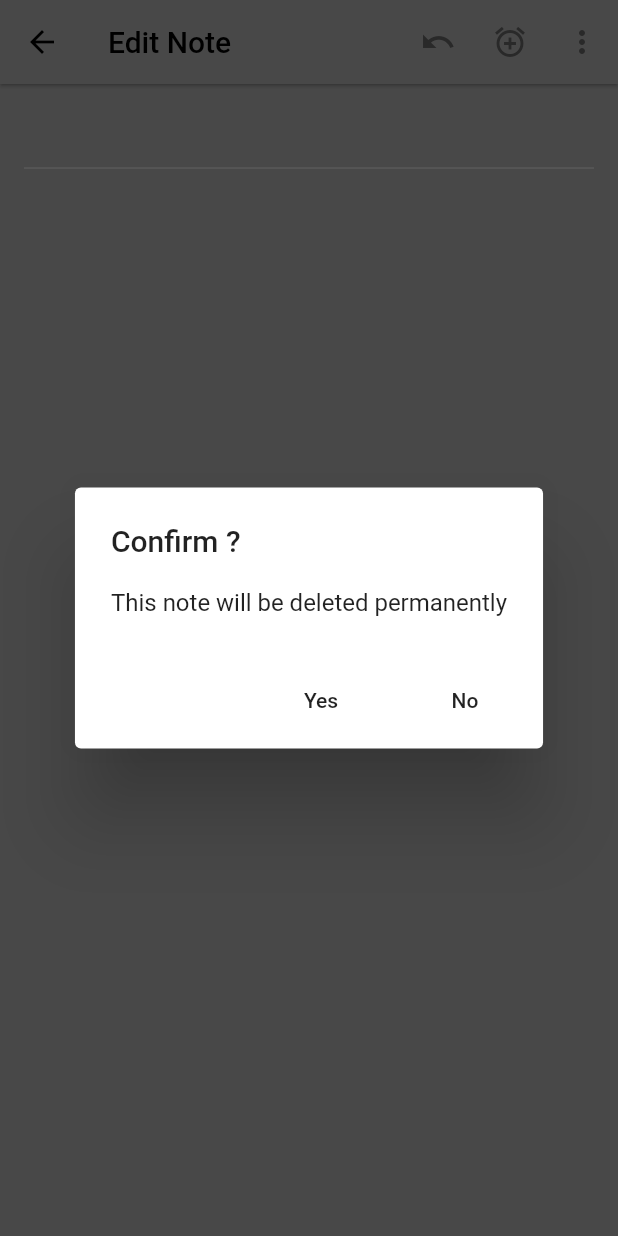
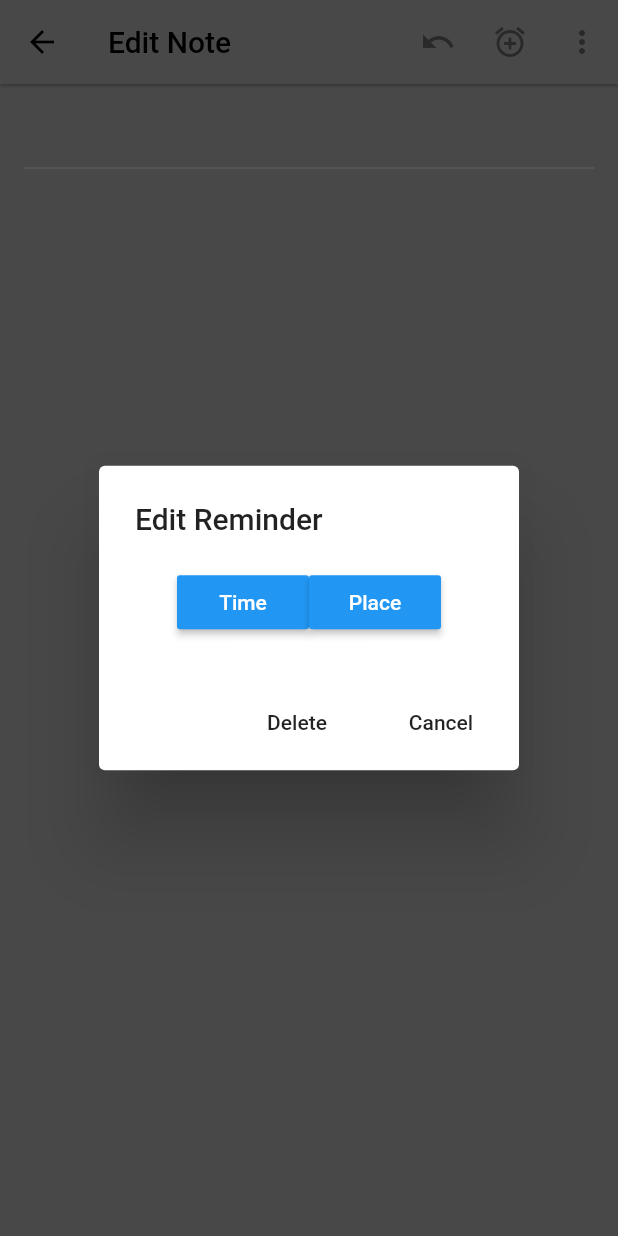
Before and after one commit to seyahdoo/dnotes, a Flutter app: the NotePage screen opened directly with empty values, after a tap on the "alarm add" icon, on a phone screen of 412 x 824 dp. Run offline on Flutter 3.47's test engine with Material 2 defaults, Android fonts, the phone set to English and light mode, and no system bars; our stand-ins replace auto_size_text, flutter_datetime_picker, flutter_local_notifications, share, sqflite; accounts and stored records are empty.

Commit message:
implemented reminder by time

```diff
--- a/lib/Models/Note.dart
+++ b/lib/Models/Note.dart
@@ -9,20 +9,20 @@ class Note {
   DateTime date_created;
   DateTime date_last_edited;
   Color note_color;
-  int is_archived = 0;
+  DateTime reminder_time;
 
-  Note(this.id, this.title, this.content, this.date_created, this.date_last_edited,this.note_color);
+
+  Note(this.id, this.title, this.content, this.date_created, this.date_last_edited,this.note_color, this.reminder_time);
 
 
   Map<String, dynamic> toMap(bool forUpdate) {
     var data = {
-//      'id': id,  since id is auto incremented in the database we don't need to send it to the insert query.
       'title': utf8.encode(title),
       'content': utf8.encode( content ),
       'date_created': epochFromDate( date_created ),
       'date_last_edited': epochFromDate( date_last_edited ),
       'note_color': note_color.value,
-      'is_archived': is_archived  //  for later use for integrating archiving
+      'reminder_time': epochFromDate( reminder_time ),
     };
     if(forUpdate){
       data["id"] = this.id;
@@ -35,9 +35,6 @@ int epochFromDate(DateTime dt) {
       return dt.millisecondsSinceEpoch ~/ 1000 ;
   }
 
-void archiveThisNote() {
-      is_archived = 1;
-}
 
   // overriding toString() of the note class to print a better debug description of this custom class
   @override toString() {
@@ -48,7 +45,7 @@ void archiveThisNote() {
       'date_created': epochFromDate( date_created ),
       'date_last_edited': epochFromDate( date_last_edited ),
       'note_color': note_color.toString(),
-    'is_archived':is_archived
+      'reminder_time': epochFromDate( reminder_time ),
     }.toString();
   }
 
--- a/lib/Models/SqliteHandler.dart
+++ b/lib/Models/SqliteHandler.dart
@@ -17,7 +17,7 @@ class NotesDBHandler {
     "date_created": "INTEGER",
     "date_last_edited": "INTEGER",
     "note_color": "INTEGER",
-    "is_archived": "INTEGER"
+    "reminder_time": "INTEGER",
   };
 
 
@@ -110,9 +110,7 @@ class NotesDBHandler {
   Future<List<Map<String,dynamic>>> selectAllNotes() async {
     final Database db = await database;
     // query all the notes sorted by last edited
-    var data = await db.query("notes", orderBy: "date_last_edited desc",
-        where: "is_archived = ?",
-        whereArgs: [0]);
+    var data = await db.query("notes", orderBy: "date_last_edited desc");
 
     return data;
 
--- a/lib/ViewControllers/HomePage.dart
+++ b/lib/ViewControllers/HomePage.dart
@@ -64,7 +64,7 @@ class _HomePageState extends State<HomePage> {
 
   void _newNoteTapped(BuildContext ctx) {
     // "-1" id indicates the note is not new
-    var emptyNote = new Note(-1, "", "", DateTime.now(), DateTime.now(), Colors.white);
+    var emptyNote = new Note(-1, "", "", DateTime.now(), DateTime.now(), Colors.white, DateTime.now());
     Navigator.push(ctx,MaterialPageRoute(builder: (ctx) => NotePage(emptyNote)));
   }
 
--- a/lib/ViewControllers/NotePage.dart
+++ b/lib/ViewControllers/NotePage.dart
@@ -6,6 +6,8 @@ import '../Models/Utility.dart';
 import '../Views/MoreOptionsSheet.dart';
 import 'package:share/share.dart';
 import 'package:flutter/services.dart';
+import 'package:flutter_datetime_picker/flutter_datetime_picker.dart';
+import 'package:flutter_local_notifications/flutter_local_notifications.dart';
 
 class NotePage extends StatefulWidget {
   final Note noteInEditing;
@@ -73,7 +75,7 @@ class _NotePageState extends State<NotePage> {
           leading: BackButton(
             color: Colors.black,
           ),
-          actions: _archiveAction(context),
+          actions: _topMenuBuilder(context),
           elevation: 1,
           backgroundColor: note_color,
           title: _pageTitle(),
@@ -99,7 +101,7 @@ class _NotePageState extends State<NotePage> {
           Flexible(
             child: Container(
                 padding: EdgeInsets.all(5),
-//          decoration: BoxDecoration(border: Border.all(color: CentralStation.borderColor,width: 1 ),borderRadius: BorderRadius.all(Radius.circular(10)) ),
+                  //decoration: BoxDecoration(border: Border.all(color: CentralStation.borderColor,width: 1 ),borderRadius: BorderRadius.all(Radius.circular(10)) ),
                   child: EditableText(
                     onChanged: (str) => {updateNoteObject()},
                     maxLines: null,
@@ -148,7 +150,7 @@ class _NotePageState extends State<NotePage> {
 
 
 
-  List<Widget> _archiveAction(BuildContext context) {
+  List<Widget> _topMenuBuilder(BuildContext context) {
     List<Widget> actions = [];
 
     if (widget.noteInEditing.id != -1) {
@@ -166,7 +168,8 @@ class _NotePageState extends State<NotePage> {
       ));
     }
 
-    actions.add(Padding(
+    actions.add(
+      Padding(
         padding: EdgeInsets.symmetric(horizontal: 12),
         child: InkWell(
           child: GestureDetector(
@@ -211,32 +214,65 @@ class _NotePageState extends State<NotePage> {
         });
   }
 
+
   void reminderMenu(BuildContext context) {
     showDialog(
       context: context,
       builder: (BuildContext context) {
-        return AlertDialog(
-          title: Text("Confirm ?"),
-          content: Text("This note will be deleted permanently"),
+        var al = AlertDialog(
+          title: Text("Edit Reminder"),
+          content: Row(
+            mainAxisAlignment: MainAxisAlignment.center,
+            children: <Widget>[
+              RaisedButton(
+                onPressed: ()  {
+                  DatePicker.showDateTimePicker(
+                    context,
+                    showTitleActions: true,
+                    currentTime: DateTime.now(),
+                    locale: LocaleType.tr,
+                    onConfirm: (date) {
+                      print('confirm $date');
+                      updateReminder(date);
+                      Navigator.of(context).pop();
+                    },
+                  );
+                },
+                color: Colors.blue,
+                child: Text("Time", style: TextStyle(color: Colors.white))),
+              RaisedButton(
+                  onPressed: ()  {
+
+
+                  },
+                  color: Colors.blue,
+                  child: Text("Place", style: TextStyle(color: Colors.white))),
+            ],
+          ),
           actions: <Widget>[
             FlatButton(
               onPressed: ()  {
-                  _persistenceTimer.cancel();
-                  var noteDB = NotesDBHandler();
                 Navigator.of(context).pop();
-                  noteDB.deleteNote(_editableNote);
-                  CentralStation.updateNeeded = true;
-
-                  Navigator.of(context).pop();
-
               },
-                child: Text("Yes")),
-            FlatButton(
-                onPressed: () => {Navigator.of(context).pop()},
-                child: Text("No"))
+              child: Text("Cancel")),
           ],
         );
+
+        //TODO if reminder exists
+        if(true){
+          al.actions.insert(0,
+            FlatButton(
+              onPressed: ()  {
+                cancelReminder();
+                Navigator.of(context).pop();
+              },
+              child: Text("Delete"))
+          );
+        }
+
+        return al;
       });
+
   }
 
   void _persistData() {
@@ -282,6 +318,7 @@ class _NotePageState extends State<NotePage> {
       CentralStation.updateNeeded = true;
     }
   }
+
 
   void bottomSheetOptionTappedHandler(moreOptions tappedOption) {
     print("option tapped: $tappedOption");
@@ -349,10 +386,9 @@ class _NotePageState extends State<NotePage> {
 
   void _saveAndStartNewNote(BuildContext context){
     _persistenceTimer.cancel();
-    var emptyNote = new Note(-1, "", "", DateTime.now(), DateTime.now(), Colors.white);
+    var emptyNote = new Note(-1, "", "", DateTime.now(), DateTime.now(), Colors.white, DateTime.now());
     Navigator.of(context).pop();
     Navigator.push(context, MaterialPageRoute(builder: (ctx) => NotePage(emptyNote)));
-
   }
 
   Future<bool> _readyToPop() async {
@@ -377,4 +413,45 @@ class _NotePageState extends State<NotePage> {
     _contentController.text = _contentFromInitial;// widget.noteInEditing.content;
     _editableNote.date_last_edited = _lastEditedForUndo;// widget.noteInEditing.date_last_edited;
   }
+
+  void updateReminder(DateTime date) async {
+
+    var flutterLocalNotificationsPlugin = FlutterLocalNotificationsPlugin();
+    var android = AndroidInitializationSettings('@mipmap/ic_launcher');
+    var iOS = IOSInitializationSettings();
+    var initSettings = InitializationSettings(android, iOS);
+    flutterLocalNotificationsPlugin.initialize(initSettings,
+        onSelectNotification: onSelectNotification);
+
+    var androidDetail = AndroidNotificationDetails(
+        'com.sadogan.dnotes', 'reminder', 'notification of dnotes reminders');
+    var iOSDetail = IOSNotificationDetails();
+    var platform = NotificationDetails(androidDetail, iOSDetail);
+    await flutterLocalNotificationsPlugin.schedule(
+        _editableNote.id,
+        _titleController.text,
+        _contentController.text,
+        date,
+        platform);
   }
+
+  void cancelReminder() async {
+    var flutterLocalNotificationsPlugin = FlutterLocalNotificationsPlugin();
+    var android = AndroidInitializationSettings('@mipmap/ic_launcher');
+    var iOS = IOSInitializationSettings();
+    var initSettings = InitializationSettings(android, iOS);
+    flutterLocalNotificationsPlugin.initialize(initSettings,
+        onSelectNotification: onSelectNotification);
+
+    await flutterLocalNotificationsPlugin.cancel(_editableNote.id);
+  }
+
+  Future onSelectNotification(String payload) {
+
+
+  }
+
+
+
+
+}
--- a/lib/ViewControllers/StaggeredView.dart
+++ b/lib/ViewControllers/StaggeredView.dart
@@ -84,9 +84,10 @@ EdgeInsets _paddingForView(BuildContext context){
       _allNotesInQueryResult[i]["id"],
       _allNotesInQueryResult[i]["title"] == null ? "" : utf8.decode(_allNotesInQueryResult[i]["title"]),
       _allNotesInQueryResult[i]["content"] == null ? "" : utf8.decode(_allNotesInQueryResult[i]["content"]),
-     DateTime.fromMillisecondsSinceEpoch(_allNotesInQueryResult[i]["date_created"] * 1000),
-     DateTime.fromMillisecondsSinceEpoch(_allNotesInQueryResult[i]["date_last_edited"] * 1000),
-      Color(_allNotesInQueryResult[i]["note_color"] ))
+      DateTime.fromMillisecondsSinceEpoch(_allNotesInQueryResult[i]["date_created"] * 1000),
+      DateTime.fromMillisecondsSinceEpoch(_allNotesInQueryResult[i]["date_last_edited"] * 1000),
+      Color(_allNotesInQueryResult[i]["note_color"] ),
+      DateTime.fromMillisecondsSinceEpoch(_allNotesInQueryResult[i]["reminder_time"] * 1000),)
   );
   }
 
--- a/pubspec.yaml
+++ b/pubspec.yaml
@@ -29,6 +29,8 @@ dependencies:
   path:
   intl: ^0.15.7
   share: ^0.6.1
+  flutter_datetime_picker: ^1.2.1
+  flutter_local_notifications:
 
 dev_dependencies:
   flutter_test:
```
Also changed, not shown: pubspec.lock, 1 other file. Lines whose indentation alone changed are shown as unchanged.
